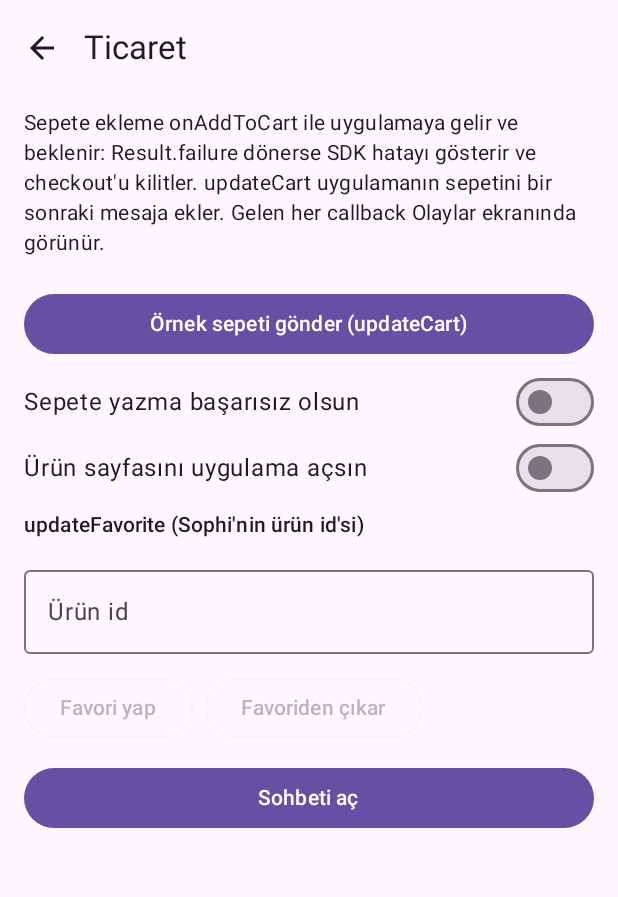
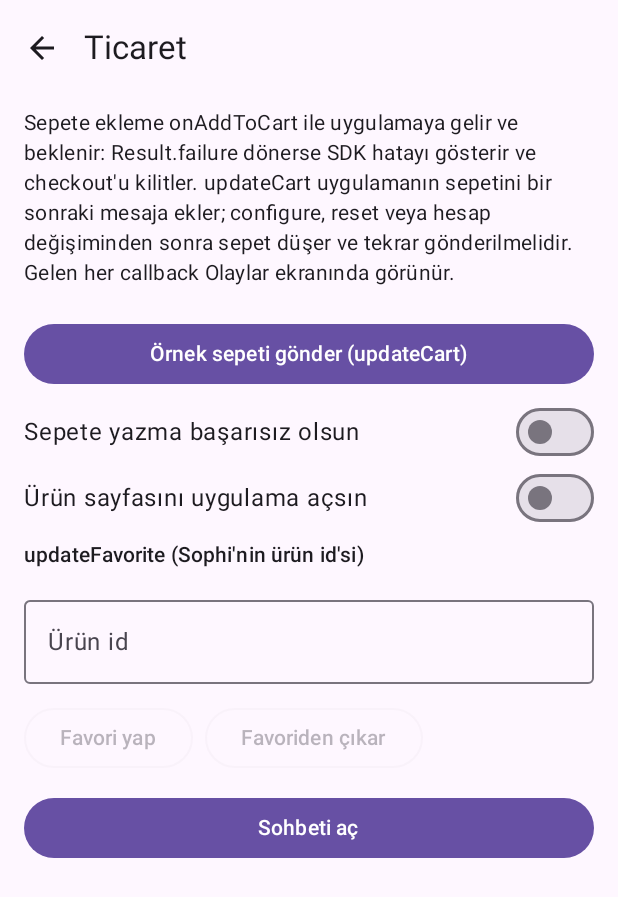
Before and after one commit to Let-Me-Shop-For-You/Sophi-Android-Sample, an Android app built with Jetpack Compose: the CommerceScreen screen opened through its navigation route, on a phone screen of 412 x 824 dp. Shown: the top 897 px of the screen. Run offline under Robolectric (Android 15) with nearby library versions, the phone set to English and light mode, and no system bars; libraries missing offline, so code that uses them is left out: com.sophi.android.

Commit message:
fix(samples): correct texts, guard double taps and fix the keyboard gap
- Texts now match the SDK: host commands are "kabul edildi" (queued),
  the outfit example says where an outfit comes from, the appearance and
  commerce screens say what a reconfigure closes and drops, and the event
  list is newest first.
- Debug logs follow BuildConfig.DEBUG, metadata carries VERSION_NAME and
  onError logs the message.
- Re-selecting the current preset no longer reconfigures, home rows open
  single-top, sign-in can't run twice, the name field shows the name the
  SDK has, and the event log keeps the last 200 entries.
- Embedded chats no longer add the navigation bar above the keyboard:
  Compose consumes the Scaffold insets, and the XML root drops its bottom
  padding while the keyboard is open and resizes instead of panning.

```diff
--- a/sample-compose/src/main/java/com/sophi/sample/MainActivity.kt
+++ b/sample-compose/src/main/java/com/sophi/sample/MainActivity.kt
@@ -47,7 +47,7 @@ private fun SampleNavHost() {
     val navController = rememberNavController()
     val back: () -> Unit = { if (navController.previousBackStackEntry != null) navController.popBackStack() }
     NavHost(navController, startDestination = Route.Home) {
-        composable<Route.Home> { HomeScreen(onOpen = { navController.navigate(it) }) }
+        composable<Route.Home> { HomeScreen(onOpen = { navController.navigate(it) { launchSingleTop = true } }) }
         composable<Route.Launch> { LaunchScreen(onBack = back) }
         composable<Route.Appearance> { AppearanceScreen(onBack = back) }
         composable<Route.Identity> { IdentityScreen(onBack = back) }
--- a/sample-compose/src/main/java/com/sophi/sample/SampleSophi.kt
+++ b/sample-compose/src/main/java/com/sophi/sample/SampleSophi.kt
@@ -59,11 +59,11 @@ object SampleSophi {
             config = SampleSettings.preset.toConfig(),
             listener = SampleListener(appContext),
             externalUserId = SignedInUser.load(appContext),
-            metadata = mapOf("appVersion" to "1.0"),
+            metadata = mapOf("appVersion" to BuildConfig.VERSION_NAME),
             userName = SampleSettings.userName,
             locale = SampleSettings.locale,
             persistIdentity = SampleSettings.persistIdentity,
-            enableDebugLogs = true,
+            enableDebugLogs = BuildConfig.DEBUG,
         )
     }
 }
@@ -75,7 +75,7 @@ private class SampleListener(private val context: Context) : SophiListener {
     }
 
     override fun onError(error: SophiError) {
-        EventLog.add("onError", error.javaClass.simpleName)
+        EventLog.add("onError", "${error.javaClass.simpleName}: ${error.message}")
     }
 
     // A real app writes the items to its own cart here and returns the result.
--- a/sample-compose/src/main/java/com/sophi/sample/SampleState.kt
+++ b/sample-compose/src/main/java/com/sophi/sample/SampleState.kt
@@ -20,12 +20,13 @@ const val DEMO_PRODUCT_ID = "12345"
 data class SampleEvent(val time: String, val name: String, val detail: String)
 
 object EventLog {
+    private const val MAX_EVENTS = 200
     private val mutableEvents = MutableStateFlow<List<SampleEvent>>(emptyList())
     val events: StateFlow<List<SampleEvent>> = mutableEvents.asStateFlow()
 
     fun add(name: String, detail: String = "") {
         val time = SimpleDateFormat("HH:mm:ss", Locale.ROOT).format(Date())
-        mutableEvents.update { listOf(SampleEvent(time, name, detail)) + it }
+        mutableEvents.update { (listOf(SampleEvent(time, name, detail)) + it).take(MAX_EVENTS) }
     }
 
     fun clear() {
--- a/sample-compose/src/main/java/com/sophi/sample/feature/AppearanceScreen.kt
+++ b/sample-compose/src/main/java/com/sophi/sample/feature/AppearanceScreen.kt
@@ -29,7 +29,8 @@ fun AppearanceScreen(onBack: () -> Unit) {
     FeatureScreen(
         title = "Görünüm",
         description = "Görünüm Sophi.configure'a verilen SophiConfig ile belirlenir; null bırakılan her alan tenant temasından gelir. " +
-            "Bir preset seçince configure yeni config ile tekrar çağrılır ve açık sohbetler kapanır. Dil ise setLocale ile anında değişir.",
+            "Bir preset seçince configure yeni config ile tekrar çağrılır: önceki yapılandırmaya bağlı sohbet ekranları kapanır, " +
+            "sonraki açılış yeni görünümle gelir. Dil ise setLocale ile anında değişir.",
         onBack = onBack,
     ) {
         Text("Preset", style = MaterialTheme.typography.titleSmall, modifier = Modifier.padding(horizontal = 16.dp))
@@ -38,6 +39,7 @@ fun AppearanceScreen(onBack: () -> Unit) {
                 Modifier
                     .fillMaxWidth()
                     .selectable(selected = SampleSettings.preset == preset) {
+                        if (SampleSettings.preset == preset) return@selectable
                         SampleSettings.preset = preset
                         SampleSophi.configure(context)
                         EventLog.add("configure", "preset=${preset.name}")
--- a/sample-compose/src/main/java/com/sophi/sample/feature/CommerceScreen.kt
+++ b/sample-compose/src/main/java/com/sophi/sample/feature/CommerceScreen.kt
@@ -39,7 +39,8 @@ fun CommerceScreen(onBack: () -> Unit) {
     FeatureScreen(
         title = "Ticaret",
         description = "Sepete ekleme onAddToCart ile uygulamaya gelir ve beklenir: Result.failure dönerse SDK hatayı gösterir ve " +
-            "checkout'u kilitler. updateCart uygulamanın sepetini bir sonraki mesaja ekler. Gelen her callback Olaylar ekranında görünür.",
+            "checkout'u kilitler. updateCart uygulamanın sepetini bir sonraki mesaja ekler; configure, reset veya hesap değişiminden " +
+            "sonra sepet düşer ve tekrar gönderilmelidir. Gelen her callback Olaylar ekranında görünür.",
         onBack = onBack,
     ) {
         Button(onClick = {
--- a/sample-compose/src/main/java/com/sophi/sample/feature/EmbeddedChatScreen.kt
+++ b/sample-compose/src/main/java/com/sophi/sample/feature/EmbeddedChatScreen.kt
@@ -1,5 +1,6 @@
 package com.sophi.sample.feature
 
+import androidx.compose.foundation.layout.consumeWindowInsets
 import androidx.compose.foundation.layout.fillMaxSize
 import androidx.compose.foundation.layout.padding
 import androidx.compose.material.icons.Icons
@@ -34,7 +35,8 @@ fun EmbeddedChatScreen(
         },
     ) { innerPadding ->
         SophiChat(
-            modifier = Modifier.fillMaxSize().padding(innerPadding),
+            // consumeWindowInsets: the chat must not add the navigation bar again above the keyboard.
+            modifier = Modifier.fillMaxSize().padding(innerPadding).consumeWindowInsets(innerPadding),
             onClose = onBack,
             initialMessage = initialMessage,
             externalProductId = externalProductId,
--- a/sample-compose/src/main/java/com/sophi/sample/feature/FeatureScreen.kt
+++ b/sample-compose/src/main/java/com/sophi/sample/feature/FeatureScreen.kt
@@ -3,6 +3,7 @@ package com.sophi.sample.feature
 import androidx.compose.foundation.layout.Arrangement
 import androidx.compose.foundation.layout.Column
 import androidx.compose.foundation.layout.ColumnScope
+import androidx.compose.foundation.layout.consumeWindowInsets
 import androidx.compose.foundation.layout.fillMaxSize
 import androidx.compose.foundation.layout.padding
 import androidx.compose.foundation.rememberScrollState
@@ -46,7 +47,7 @@ fun FeatureScreen(
         },
         snackbarHost = { SnackbarHost(snackbarHostState) },
     ) { innerPadding ->
-        val base = Modifier.fillMaxSize().padding(innerPadding)
+        val base = Modifier.fillMaxSize().padding(innerPadding).consumeWindowInsets(innerPadding)
         Column(
             modifier = if (scrollable) base.verticalScroll(rememberScrollState()) else base,
             verticalArrangement = Arrangement.spacedBy(12.dp),
--- a/sample-compose/src/main/java/com/sophi/sample/feature/HomeScreen.kt
+++ b/sample-compose/src/main/java/com/sophi/sample/feature/HomeScreen.kt
@@ -40,7 +40,7 @@ private val entries = listOf(
     HomeEntry("Kimlik", "Giriş, çıkış, kullanıcı adı, kimliğin cihazda tutulması ve oturum bilgisi.", listOf("" to Route.Identity)),
     HomeEntry("Ticaret", "Sepet, favori, checkout ve ürün sayfası callback'leri; updateCart, updateFavorite.", listOf("" to Route.Commerce)),
     HomeEntry("Host komutları", "Uygulamadan sohbete mesaj, ürün ve geçmiş komutları; gömülü sohbetle birlikte.", listOf("" to Route.HostCommands)),
-    HomeEntry("Olaylar", "SophiListener'a gelen her callback, geliş sırasıyla.", listOf("" to Route.Events)),
+    HomeEntry("Olaylar", "SophiListener'a gelen her callback, en yenisi en üstte.", listOf("" to Route.Events)),
 )
 
 @OptIn(ExperimentalMaterial3Api::class)
--- a/sample-compose/src/main/java/com/sophi/sample/feature/HostCommandsScreen.kt
+++ b/sample-compose/src/main/java/com/sophi/sample/feature/HostCommandsScreen.kt
@@ -23,15 +23,15 @@ import com.sophi.sample.DEMO_PRODUCT_ID
 import kotlinx.coroutines.launch
 
 private const val OUTFIT_REPLY_EXAMPLE =
-    "// outfit: Sophi'nin gösterdiği bir SophiOutfit (recommendationId > 0)\n" +
-        "Sophi.sendOutfitReply(\"Bu kombine ayakkabı öner\", outfit)"
+    "// outfit: backend'in verdiği recommendationId (> 0) ile oluşturulan bir SophiOutfit\n" +
+        "Sophi.sendOutfitReply(\"Bu kombine uygun ayakkabı öner\", outfit)"
 
 @Composable
 fun HostCommandsScreen(onBack: () -> Unit) {
     val snackbar = remember { SnackbarHostState() }
     val scope = rememberCoroutineScope()
     val run: (String, () -> Result<Unit>) -> Unit = { label, command ->
-        val message = command().fold({ "$label: gönderildi" }, { "$label: ${it.javaClass.simpleName}" })
+        val message = command().fold({ "$label: kabul edildi" }, { "$label: ${it.javaClass.simpleName}" })
         scope.launch {
             snackbar.currentSnackbarData?.dismiss()
             snackbar.showSnackbar(message)
--- a/sample-xml/src/main/AndroidManifest.xml
+++ b/sample-xml/src/main/AndroidManifest.xml
@@ -21,7 +21,9 @@
                 <category android:name="android.intent.category.LAUNCHER" />
             </intent-filter>
         </activity>
-        <activity android:name=".EmbeddedActivity" />
+        <activity
+            android:name=".EmbeddedActivity"
+            android:windowSoftInputMode="adjustResize" />
     </application>
 
 </manifest>
--- a/sample-xml/src/main/java/com/sophi/sample/EmbeddedActivity.kt
+++ b/sample-xml/src/main/java/com/sophi/sample/EmbeddedActivity.kt
@@ -19,7 +19,9 @@ class EmbeddedActivity : AppCompatActivity() {
         setContentView(binding.root)
         ViewCompat.setOnApplyWindowInsetsListener(binding.root) { v, insets ->
             val systemBars = insets.getInsets(WindowInsetsCompat.Type.systemBars())
-            v.setPadding(systemBars.left, systemBars.top, systemBars.right, systemBars.bottom)
+            // The chat lifts itself above the keyboard; the root only keeps it off the navigation bar.
+            val keyboardOpen = insets.isVisible(WindowInsetsCompat.Type.ime())
+            v.setPadding(systemBars.left, systemBars.top, systemBars.right, if (keyboardOpen) 0 else systemBars.bottom)
             insets
         }
 
--- a/sample-xml/src/main/java/com/sophi/sample/SampleApplication.kt
+++ b/sample-xml/src/main/java/com/sophi/sample/SampleApplication.kt
@@ -57,7 +57,7 @@ class SampleApplication : Application() {
                     toast("Sophi kapatıldı")
                 }
             },
-            enableDebugLogs = true,
+            enableDebugLogs = BuildConfig.DEBUG,
         )
     }
 
```
Also changed, not shown: sample-compose/src/main/java/com/sophi/sample/feature/IdentityScreen.kt (+9 -3 lines).
